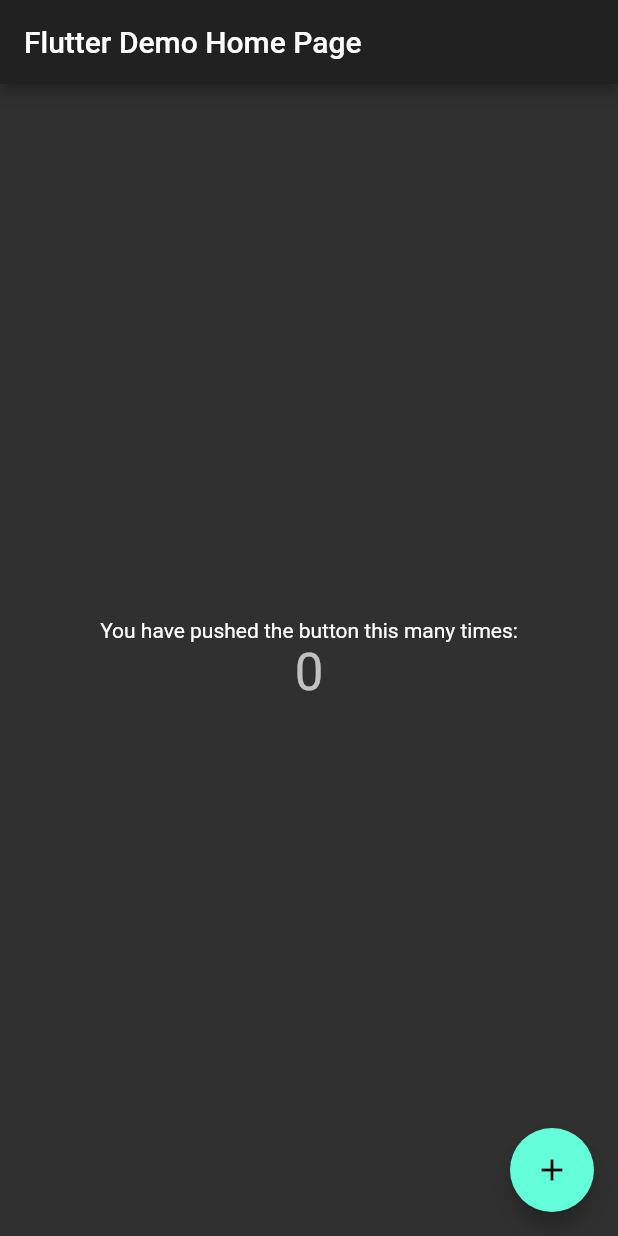
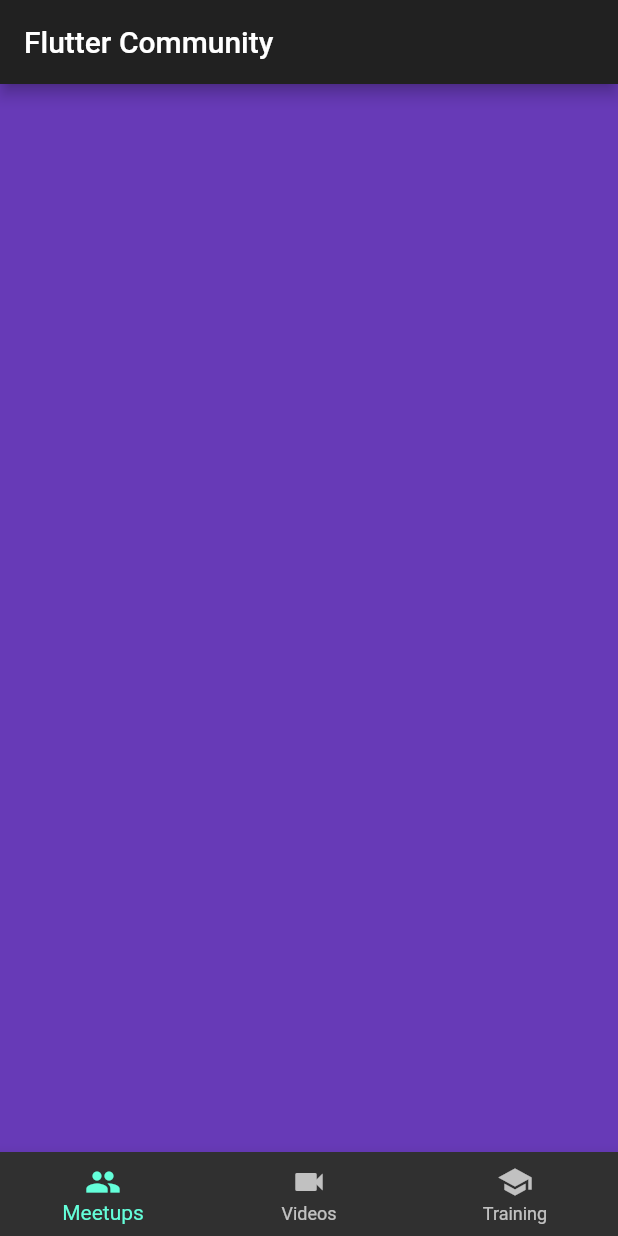
Before and after one commit to razwanizmi/hackathon_app, a Flutter app: the screen it shows after launch, on a phone screen of 412 x 824 dp. Run offline on Flutter 3.47's test engine with Material 2 defaults, Android fonts, the phone set to English and light mode, and no system bars.

Commit message:
Complete tabs component

```diff
--- /dev/null
+++ b/lib/components/home.dart
@@ -0,0 +1,63 @@
+import 'package:flutter/material.dart';
+
+class Home extends StatefulWidget {
+  @override
+  _HomeState createState() => _HomeState();
+}
+
+class _HomeState extends State<Home> {
+  int _currentIndex = 0;
+  final List<Widget> _children = <Widget>[
+    Placeholder(color: Colors.deepPurple),
+    Placeholder(color: Colors.teal),
+    Placeholder(color: Colors.blueGrey),
+  ];
+
+  void onTabTapped(int index) {
+    setState(() {
+      _currentIndex = index;
+    });
+  }
+
+  @override
+  Widget build(BuildContext context) {
+    return Scaffold(
+      appBar: AppBar(
+        title: Text('Flutter Community'),
+      ),
+      body: _children[_currentIndex],
+      bottomNavigationBar: BottomNavigationBar(
+        currentIndex: _currentIndex,
+        items: [
+          BottomNavigationBarItem(
+            icon: new Icon(Icons.group),
+            title: new Text('Meetups'),
+          ),
+          BottomNavigationBarItem(
+            icon: new Icon(Icons.videocam),
+            title: new Text('Videos'),
+          ),
+          BottomNavigationBarItem(
+            icon: Icon(Icons.school),
+            title: Text('Training'),
+          )
+        ],
+        onTap: onTabTapped,
+      ),
+    );
+  }
+}
+
+// TODO: Remove placeholder with actual components.
+class Placeholder extends StatelessWidget {
+  final Color color;
+
+  Placeholder({this.color});
+
+  @override
+  Widget build(BuildContext context) {
+    return Container(
+      color: color,
+    );
+  }
+}
--- a/lib/main.dart
+++ b/lib/main.dart
@@ -1,100 +1,15 @@
 import 'package:flutter/material.dart';
+import './components/home.dart';
 
 void main() => runApp(MyApp());
 
 class MyApp extends StatelessWidget {
-  // This widget is the root of your application.
   @override
   Widget build(BuildContext context) {
     return MaterialApp(
       title: 'Flutter Demo',
       theme: ThemeData.dark(),
-      home: MyHomePage(title: 'Flutter Demo Home Page'),
+      home: Home(),
     );
   }
 }
-
-class MyHomePage extends StatefulWidget {
-  MyHomePage({Key key, this.title}) : super(key: key);
-
-  // This widget is the home page of your application. It is stateful, meaning
-  // that it has a State object (defined below) that contains fields that affect
-  // how it looks.
-
-  // This class is the configuration for the state. It holds the values (in this
-  // case the title) provided by the parent (in this case the App widget) and
-  // used by the build method of the State. Fields in a Widget subclass are
-  // always marked "final".
-
-  final String title;
-
-  @override
-  _MyHomePageState createState() => _MyHomePageState();
-}
-
-class _MyHomePageState extends State<MyHomePage> {
-  int _counter = 0;
-
-  void _incrementCounter() {
-    setState(() {
-      // This call to setState tells the Flutter framework that something has
-      // changed in this State, which causes it to rerun the build method below
-      // so that the display can reflect the updated values. If we changed
-      // _counter without calling setState(), then the build method would not be
-      // called again, and so nothing would appear to happen.
-      _counter++;
-    });
-  }
-
-  @override
-  Widget build(BuildContext context) {
-    // This method is rerun every time setState is called, for instance as done
-    // by the _incrementCounter method above.
-    //
-    // The Flutter framework has been optimized to make rerunning build methods
-    // fast, so that you can just rebuild anything that needs updating rather
-    // than having to individually change instances of widgets.
-    return Scaffold(
-      appBar: AppBar(
-        // Here we take the value from the MyHomePage object that was created by
-        // the App.build method, and use it to set our appbar title.
-        title: Text(widget.title),
-      ),
-      body: Center(
-        // Center is a layout widget. It takes a single child and positions it
-        // in the middle of the parent.
-        child: Column(
-          // Column is also layout widget. It takes a list of children and
-          // arranges them vertically. By default, it sizes itself to fit its
-          // children horizontally, and tries to be as tall as its parent.
-          //
-          // Invoke "debug painting" (press "p" in the console, choose the
-          // "Toggle Debug Paint" action from the Flutter Inspector in Android
-          // Studio, or the "Toggle Debug Paint" command in Visual Studio Code)
-          // to see the wireframe for each widget.
-          //
-          // Column has various properties to control how it sizes itself and
-          // how it positions its children. Here we use mainAxisAlignment to
-          // center the children vertically; the main axis here is the vertical
-          // axis because Columns are vertical (the cross axis would be
-          // horizontal).
-          mainAxisAlignment: MainAxisAlignment.center,
-          children: <Widget>[
-            Text(
-              'You have pushed the button this many times:',
-            ),
-            Text(
-              '$_counter',
-              style: Theme.of(context).textTheme.display1,
-            ),
-          ],
-        ),
-      ),
-      floatingActionButton: FloatingActionButton(
-        onPressed: _incrementCounter,
-        tooltip: 'Increment',
-        child: Icon(Icons.add),
-      ), // This trailing comma makes auto-formatting nicer for build methods.
-    );
-  }
-}
```
